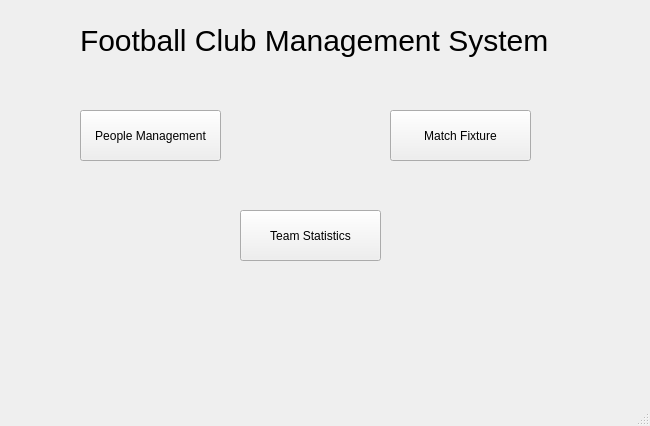
Before: the Qt Designer form navigator.ui in TNT57/FootballClubManagementSystem, drawn with Qt 5.
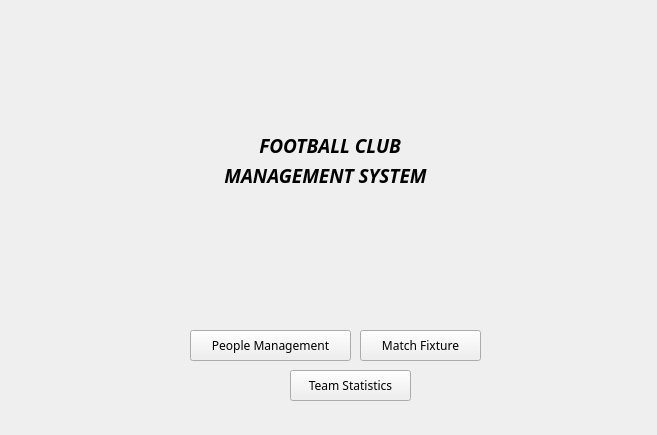
After: the same form once the commit is applied.

The edit to the form file:
```diff
--- a/navigator.ui
+++ b/navigator.ui
@@ -6,41 +6,31 @@
    <rect>
     <x>0</x>
     <y>0</y>
-    <width>650</width>
-    <height>426</height>
+    <width>657</width>
+    <height>435</height>
    </rect>
   </property>
   <property name="windowTitle">
    <string>Navigator</string>
   </property>
   <widget class="QWidget" name="centralwidget">
-   <widget class="QLabel" name="label">
-    <property name="geometry">
-     <rect>
-      <x>80</x>
-      <y>10</y>
-      <width>481</width>
-      <height>61</height>
-     </rect>
-    </property>
-    <property name="styleSheet">
-     <string notr="true">QLabel{
-font-size:30px;
-}</string>
-    </property>
-    <property name="text">
-     <string>Football Club Management System</string>
-    </property>
-   </widget>
    <widget class="QPushButton" name="peopleButton">
     <property name="geometry">
      <rect>
-      <x>80</x>
-      <y>110</y>
-      <width>141</width>
-      <height>51</height>
+      <x>190</x>
+      <y>330</y>
+      <width>161</width>
+      <height>31</height>
      </rect>
     </property>
+    <property name="font">
+     <font>
+      <family>Rockwell</family>
+     </font>
+    </property>
+    <property name="toolTip">
+     <string>Manage team member's information</string>
+    </property>
     <property name="text">
      <string>People Management</string>
     </property>
@@ -48,12 +38,20 @@
    <widget class="QPushButton" name="matchButton">
     <property name="geometry">
      <rect>
-      <x>390</x>
-      <y>110</y>
-      <width>141</width>
-      <height>51</height>
+      <x>360</x>
+      <y>330</y>
+      <width>121</width>
+      <height>31</height>
      </rect>
     </property>
+    <property name="font">
+     <font>
+      <family>Rockwell</family>
+     </font>
+    </property>
+    <property name="toolTip">
+     <string>Match schedule, game simulation and more,...</string>
+    </property>
     <property name="text">
      <string>Match Fixture</string>
     </property>
@@ -61,16 +59,109 @@
    <widget class="QPushButton" name="teamButton">
     <property name="geometry">
      <rect>
-      <x>240</x>
-      <y>210</y>
-      <width>141</width>
-      <height>51</height>
+      <x>290</x>
+      <y>370</y>
+      <width>121</width>
+      <height>31</height>
      </rect>
     </property>
+    <property name="font">
+     <font>
+      <family>Rockwell</family>
+     </font>
+    </property>
+    <property name="toolTip">
+     <string>Get an overall team's statistic</string>
+    </property>
     <property name="text">
      <string>Team Statistics</string>
     </property>
    </widget>
+   <widget class="QLabel" name="navigatorBackgroundImg">
+    <property name="geometry">
+     <rect>
+      <x>-10</x>
+      <y>-5</y>
+      <width>671</width>
+      <height>421</height>
+     </rect>
+    </property>
+    <property name="maximumSize">
+     <size>
+      <width>671</width>
+      <height>421</height>
+     </size>
+    </property>
+    <property name="text">
+     <string/>
+    </property>
+   </widget>
+   <widget class="QLabel" name="label">
+    <property name="geometry">
+     <rect>
+      <x>200</x>
+      <y>120</y>
+      <width>371</width>
+      <height>51</height>
+     </rect>
+    </property>
+    <property name="font">
+     <font>
+      <family>Rockwell</family>
+      <pointsize>14</pointsize>
+      <italic>true</italic>
+      <bold>true</bold>
+     </font>
+    </property>
+    <property name="toolTip">
+     <string>Group 68</string>
+    </property>
+    <property name="frameShape">
+     <enum>QFrame::NoFrame</enum>
+    </property>
+    <property name="frameShadow">
+     <enum>QFrame::Plain</enum>
+    </property>
+    <property name="text">
+     <string>            FOOTBALL CLUB</string>
+    </property>
+   </widget>
+   <widget class="QLabel" name="label_2">
+    <property name="geometry">
+     <rect>
+      <x>170</x>
+      <y>150</y>
+      <width>371</width>
+      <height>51</height>
+     </rect>
+    </property>
+    <property name="font">
+     <font>
+      <family>Rockwell</family>
+      <pointsize>14</pointsize>
+      <italic>true</italic>
+      <bold>true</bold>
+     </font>
+    </property>
+    <property name="toolTip">
+     <string>Group 68</string>
+    </property>
+    <property name="frameShape">
+     <enum>QFrame::NoFrame</enum>
+    </property>
+    <property name="frameShadow">
+     <enum>QFrame::Plain</enum>
+    </property>
+    <property name="text">
+     <string>           MANAGEMENT SYSTEM</string>
+    </property>
+   </widget>
+   <zorder>navigatorBackgroundImg</zorder>
+   <zorder>peopleButton</zorder>
+   <zorder>matchButton</zorder>
+   <zorder>teamButton</zorder>
+   <zorder>label</zorder>
+   <zorder>label_2</zorder>
   </widget>
   <widget class="QMenuBar" name="menubar">
    <property name="geometry">
@@ -82,7 +173,6 @@
     </rect>
    </property>
   </widget>
-  <widget class="QStatusBar" name="statusbar"/>
  </widget>
  <resources/>
  <connections/>
```
Left out of the diff: 4 changed lines with no effect on the pictures.
